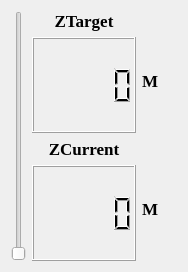
This is GUI/GUI/Widgets Available/ZCursor/ZCursor/zcursor.ui in NaviPolytechnique/GUI as Qt 5 draws it before an edit. The edited form follows.
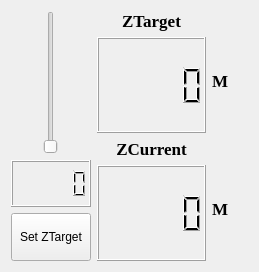
This is the edited form.

Commit message: zcursor with ok validation

```diff
--- a/GUI/GUI/Widgets Available/ZCursor/ZCursor/zcursor.ui
+++ b/GUI/GUI/Widgets Available/ZCursor/ZCursor/zcursor.ui
@@ -6,22 +6,63 @@
    <rect>
     <x>0</x>
     <y>0</y>
-    <width>188</width>
+    <width>259</width>
     <height>272</height>
    </rect>
   </property>
+  <property name="sizePolicy">
+   <sizepolicy hsizetype="MinimumExpanding" vsizetype="MinimumExpanding">
+    <horstretch>0</horstretch>
+    <verstretch>0</verstretch>
+   </sizepolicy>
+  </property>
   <property name="windowTitle">
    <string>ZCursor</string>
   </property>
   <layout class="QHBoxLayout" name="horizontalLayout_2">
    <item>
-    <layout class="QHBoxLayout" name="horizontalLayout">
+    <layout class="QHBoxLayout" name="horizontalLayout" stretch="2,4">
+     <property name="sizeConstraint">
+      <enum>QLayout::SetDefaultConstraint</enum>
+     </property>
      <item>
-      <widget class="QSlider" name="zslider">
-       <property name="orientation">
-        <enum>Qt::Vertical</enum>
-       </property>
-      </widget>
+      <layout class="QVBoxLayout" name="verticalLayout_7" stretch="3,1,1">
+       <item alignment="Qt::AlignHCenter">
+        <widget class="QSlider" name="zslider">
+         <property name="orientation">
+          <enum>Qt::Vertical</enum>
+         </property>
+        </widget>
+       </item>
+       <item>
+        <widget class="QLCDNumber" name="lcdzslider">
+         <property name="font">
+          <font>
+           <family>Times New Roman</family>
+           <pointsize>13</pointsize>
+           <weight>75</weight>
+           <bold>true</bold>
+          </font>
+         </property>
+        </widget>
+       </item>
+       <item>
+        <widget class="QPushButton" name="pushButton">
+         <property name="enabled">
+          <bool>true</bool>
+         </property>
+         <property name="sizePolicy">
+          <sizepolicy hsizetype="Expanding" vsizetype="Expanding">
+           <horstretch>0</horstretch>
+           <verstretch>0</verstretch>
+          </sizepolicy>
+         </property>
+         <property name="text">
+          <string>Set ZTarget</string>
+         </property>
+        </widget>
+       </item>
+      </layout>
      </item>
      <item>
       <layout class="QVBoxLayout" name="verticalLayout" stretch="1,1">
@@ -48,16 +89,7 @@
             </widget>
            </item>
            <item>
-            <widget class="QLCDNumber" name="lcdztarget">
-             <property name="font">
-              <font>
-               <family>Times New Roman</family>
-               <pointsize>13</pointsize>
-               <weight>75</weight>
-               <bold>true</bold>
-              </font>
-             </property>
-            </widget>
+            <widget class="QLCDNumber" name="lcdztarget"/>
            </item>
           </layout>
          </item>
```
The commit also changes 67 other files.
